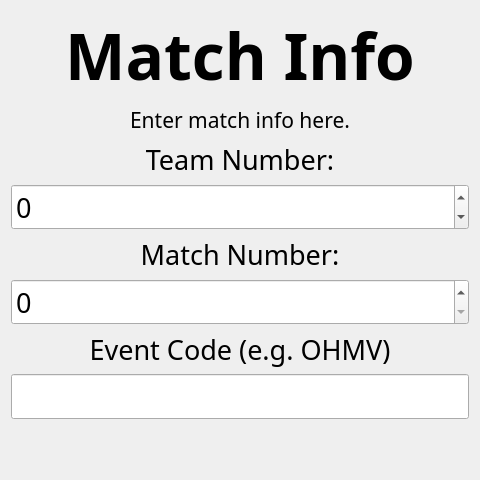
This is ui/TeamInfo.ui in binex-dsk/QFRCScouter as Qt 5 draws it before an edit. The edited form follows.
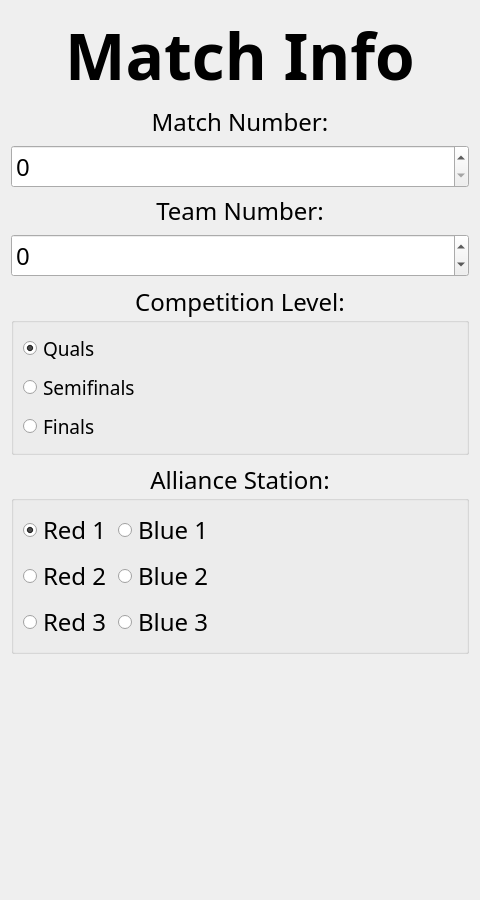
This is the edited form.

Commit message:
Match schedule & scales (#3)
* schedule, scales, and tsv

* notes & scale clearing, better sliders

* small improvements

* add shell script

* test

* fix

* do thsi work

* better

* does this work

* properly set androidmanifest.xml

---------

Diff of the .ui file:
```diff
--- a/ui/TeamInfo.ui
+++ b/ui/TeamInfo.ui
@@ -7,13 +7,13 @@
     <x>0</x>
     <y>0</y>
     <width>480</width>
-    <height>480</height>
+    <height>900</height>
    </rect>
   </property>
   <property name="font">
    <font>
     <family>Noto Sans</family>
-    <pointsize>14</pointsize>
+    <pointsize>18</pointsize>
     <bold>false</bold>
    </font>
   </property>
@@ -51,31 +51,33 @@
     </widget>
    </item>
    <item>
-    <widget class="QLabel" name="label_2">
-     <property name="sizePolicy">
-      <sizepolicy hsizetype="Preferred" vsizetype="Preferred">
-       <horstretch>1</horstretch>
-       <verstretch>0</verstretch>
-      </sizepolicy>
-     </property>
+    <widget class="QLabel" name="label_3">
      <property name="font">
       <font>
        <family>Noto Sans</family>
-       <pointsize>16</pointsize>
+       <pointsize>18</pointsize>
        <bold>false</bold>
       </font>
      </property>
      <property name="text">
-      <string>Enter match info here.</string>
-     </property>
-     <property name="scaledContents">
-      <bool>true</bool>
+      <string>Match Number:</string>
      </property>
      <property name="alignment">
       <set>Qt::AlignCenter</set>
      </property>
-     <property name="wordWrap">
-      <bool>true</bool>
+    </widget>
+   </item>
+   <item>
+    <widget class="QSpinBox" name="matchNumber">
+     <property name="font">
+      <font>
+       <family>Noto Sans</family>
+       <pointsize>18</pointsize>
+       <bold>false</bold>
+      </font>
+     </property>
+     <property name="maximum">
+      <number>999</number>
      </property>
     </widget>
    </item>
@@ -90,7 +92,7 @@
      <property name="font">
       <font>
        <family>Noto Sans</family>
-       <pointsize>20</pointsize>
+       <pointsize>18</pointsize>
        <bold>false</bold>
       </font>
      </property>
@@ -119,7 +121,7 @@
      <property name="font">
       <font>
        <family>Noto Sans</family>
-       <pointsize>20</pointsize>
+       <pointsize>18</pointsize>
        <bold>false</bold>
       </font>
      </property>
@@ -132,59 +134,133 @@
     </widget>
    </item>
    <item>
-    <widget class="QLabel" name="label_3">
+    <widget class="QGroupBox" name="groupBox">
      <property name="font">
       <font>
        <family>Noto Sans</family>
-       <pointsize>20</pointsize>
+       <pointsize>18</pointsize>
        <bold>false</bold>
       </font>
      </property>
-     <property name="text">
-      <string>Match Number:</string>
+     <property name="title">
+      <string>Competition Level:</string>
      </property>
      <property name="alignment">
       <set>Qt::AlignCenter</set>
      </property>
-    </widget>
-   </item>
-   <item>
-    <widget class="QSpinBox" name="matchNumber">
-     <property name="font">
-      <font>
-       <family>Noto Sans</family>
-       <pointsize>20</pointsize>
-       <bold>false</bold>
-      </font>
+     <property name="checkable">
+      <bool>false</bool>
      </property>
+     <property name="checked">
+      <bool>false</bool>
+     </property>
+     <layout class="QVBoxLayout" name="verticalLayout_2">
+      <item>
+       <widget class="QRadioButton" name="quals">
+        <property name="font">
+         <font>
+          <family>Noto Sans</family>
+          <pointsize>14</pointsize>
+          <bold>false</bold>
+         </font>
+        </property>
+        <property name="text">
+         <string>Quals</string>
+        </property>
+        <property name="checked">
+         <bool>true</bool>
+        </property>
+       </widget>
+      </item>
+      <item>
+       <widget class="QRadioButton" name="semis">
+        <property name="font">
+         <font>
+          <family>Noto Sans</family>
+          <pointsize>14</pointsize>
+          <bold>false</bold>
+         </font>
+        </property>
+        <property name="text">
+         <string>Semifinals</string>
+        </property>
+       </widget>
+      </item>
+      <item>
+       <widget class="QRadioButton" name="finals">
+        <property name="font">
+         <font>
+          <family>Noto Sans</family>
+          <pointsize>14</pointsize>
+          <bold>false</bold>
+         </font>
+        </property>
+        <property name="text">
+         <string>Finals</string>
+        </property>
+       </widget>
+      </item>
+     </layout>
     </widget>
    </item>
    <item>
-    <widget class="QLabel" name="label_4">
-     <property name="font">
-      <font>
-       <family>Noto Sans</family>
-       <pointsize>20</pointsize>
-       <bold>false</bold>
-      </font>
+    <widget class="QGroupBox" name="groupBox_2">
+     <property name="title">
+      <string>Alliance Station:</string>
      </property>
-     <property name="text">
-      <string>Event Code (e.g. OHMV)</string>
-     </property>
      <property name="alignment">
       <set>Qt::AlignCenter</set>
      </property>
-    </widget>
-   </item>
-   <item>
-    <widget class="QLineEdit" name="eventCode">
-     <property name="font">
-      <font>
-       <family>Noto Sans</family>
-       <pointsize>20</pointsize>
-       <bold>false</bold>
-      </font>
+     <property name="checkable">
+      <bool>false</bool>
      </property>
+     <layout class="QFormLayout" name="formLayout">
+      <item row="0" column="0">
+       <widget class="QRadioButton" name="red1">
+        <property name="text">
+         <string>Red 1</string>
+        </property>
+        <property name="checked">
+         <bool>true</bool>
+        </property>
+       </widget>
+      </item>
+      <item row="0" column="1">
+       <widget class="QRadioButton" name="blue1">
+        <property name="text">
+         <string>Blue 1</string>
+        </property>
+       </widget>
+      </item>
+      <item row="1" column="0">
+       <widget class="QRadioButton" name="red2">
+        <property name="text">
+         <string>Red 2</string>
+        </property>
+       </widget>
+      </item>
+      <item row="1" column="1">
+       <widget class="QRadioButton" name="blue2">
+        <property name="text">
+         <string>Blue 2</string>
+        </property>
+       </widget>
+      </item>
+      <item row="2" column="0">
+       <widget class="QRadioButton" name="red3">
+        <property name="text">
+         <string>Red 3</string>
+        </property>
+       </widget>
+      </item>
+      <item row="2" column="1">
+       <widget class="QRadioButton" name="blue3">
+        <property name="text">
+         <string>Blue 3</string>
+        </property>
+       </widget>
+      </item>
+     </layout>
     </widget>
    </item>
    <item>
```
Left out of the diff: 183 changed lines with no effect on the pictures. The commit also changes 50 other files.
